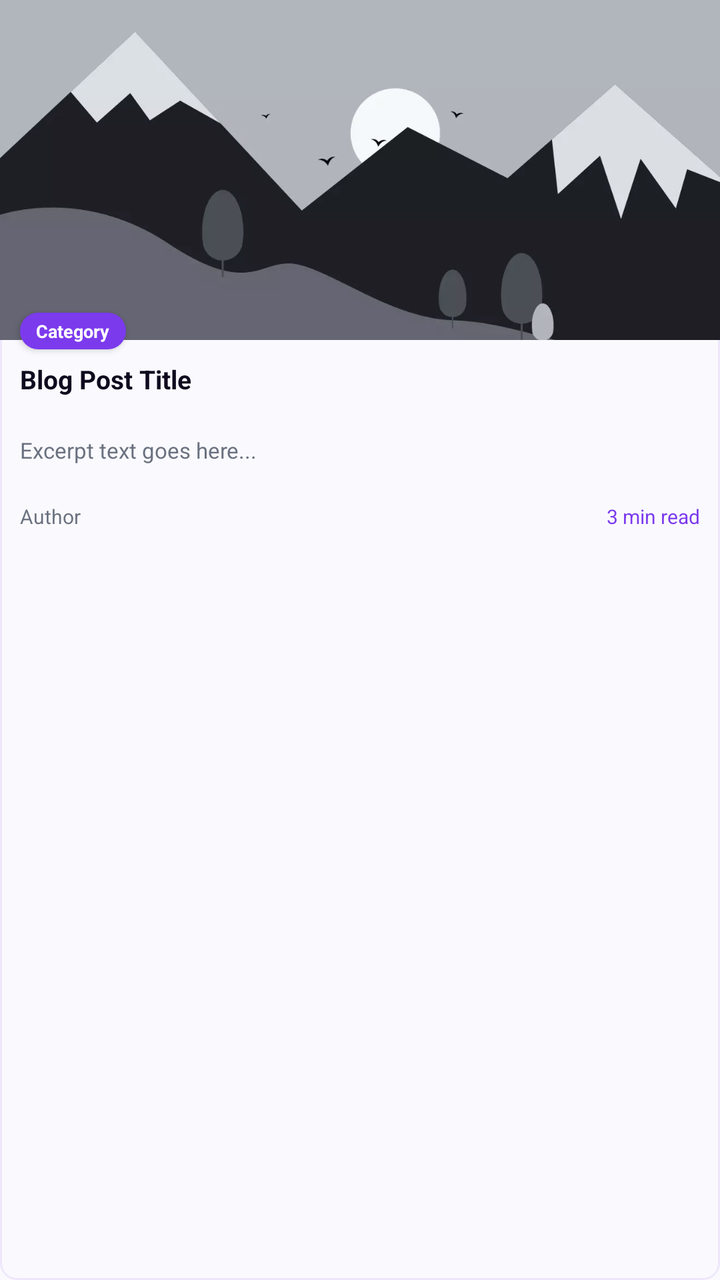
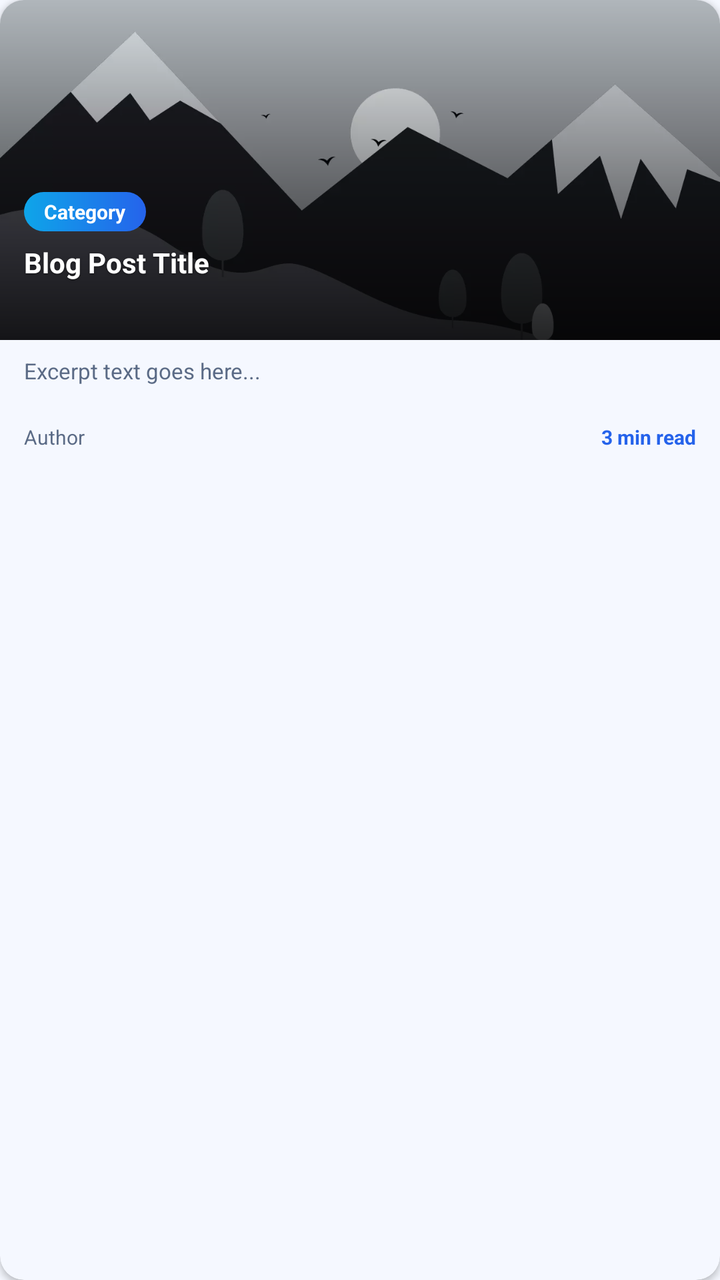

Compare the two renders of this Android layout. The source of the first and the diff that turns it into the second are given below.
<!-- AndroidManifest.xml: application theme AppTheme -->
<!-- res/layout/item_blog_post.xml -->
<?xml version="1.0" encoding="utf-8"?>
<LinearLayout xmlns:android="http://schemas.android.com/apk/res/android"
    xmlns:app="http://schemas.android.com/apk/res-auto"
    android:id="@+id/ll_blog_card"
    android:layout_width="match_parent"
    android:layout_height="wrap_content"
    android:layout_marginStart="@dimen/_8sdp"
    android:layout_marginEnd="@dimen/_8sdp"
    android:layout_marginBottom="@dimen/_10sdp"
    android:background="@drawable/bg_news_card"
    android:orientation="vertical"
    android:clickable="true"
    android:focusable="true">

    
    <ImageView
        android:id="@+id/iv_blog_cover"
        android:layout_width="match_parent"
        android:layout_height="@dimen/_170sdp"
        android:scaleType="centerCrop"
        android:src="@drawable/material_design_default"
        app:hv_corner_radius_top_left="@dimen/_8sdp"
        app:hv_corner_radius_top_right="@dimen/_8sdp" />

    
    <TextView
        android:id="@+id/tv_blog_category"
        android:layout_width="wrap_content"
        android:layout_height="wrap_content"
        android:layout_marginStart="@dimen/_10sdp"
        android:layout_marginTop="@dimen/_n14sdp"
        android:background="@drawable/bg_category_pill"
        android:paddingStart="@dimen/_8sdp"
        android:paddingEnd="@dimen/_8sdp"
        android:paddingTop="@dimen/_3sdp"
        android:paddingBottom="@dimen/_3sdp"
        android:text="Category"
        android:textColor="@color/white"
        android:textSize="@dimen/_9ssp"
        android:textStyle="bold"
        android:elevation="2dp" />

    
    <LinearLayout
        android:layout_width="match_parent"
        android:layout_height="wrap_content"
        android:orientation="vertical"
        android:paddingStart="@dimen/_10sdp"
        android:paddingEnd="@dimen/_10sdp"
        android:paddingTop="@dimen/_6sdp"
        android:paddingBottom="@dimen/_10sdp">

        <TextView
            android:id="@+id/tv_blog_title"
            android:layout_width="match_parent"
            android:layout_height="wrap_content"
            android:lines="2"
            android:ellipsize="end"
            android:text="Blog Post Title"
            android:textColor="?ns_title"
            android:textSize="@dimen/_13ssp"
            android:textStyle="bold"
            android:layout_marginBottom="@dimen/_4sdp" />

        <TextView
            android:id="@+id/tv_blog_excerpt"
            android:layout_width="match_parent"
            android:layout_height="wrap_content"
            android:lines="2"
            android:ellipsize="end"
            android:text="Excerpt text goes here..."
            android:textColor="?ns_title_sub"
            android:textSize="@dimen/_11ssp"
            android:layout_marginBottom="@dimen/_6sdp" />

        
        <LinearLayout
            android:layout_width="match_parent"
            android:layout_height="wrap_content"
            android:orientation="horizontal"
            android:gravity="center_vertical">

            <TextView
                android:id="@+id/tv_blog_author"
                android:layout_width="0dp"
                android:layout_height="wrap_content"
                android:layout_weight="1"
                android:text="Author"
                android:textColor="?ns_title_sub"
                android:textSize="@dimen/_10ssp" />

            <TextView
                android:id="@+id/tv_blog_read_time"
                android:layout_width="wrap_content"
                android:layout_height="wrap_content"
                android:text="3 min read"
                android:textColor="?ns_primary"
                android:textSize="@dimen/_10ssp" />
        </LinearLayout>
    </LinearLayout>

    <RelativeLayout
        android:id="@+id/rl_native_ad"
        android:layout_width="match_parent"
        android:layout_height="wrap_content"
        android:background="?ns_bg"
        android:layout_marginTop="@dimen/_5sdp"
        android:layout_marginBottom="@dimen/_5sdp"
        android:visibility="gone"/>

</LinearLayout>
<!-- resources referenced by this layout -->
<resources>
  <color name="white">#FFFFFFFF</color>
  <dimen name="_10sdp">10dp</dimen>
  <dimen name="_10ssp">10sp</dimen>
  <dimen name="_11ssp">11sp</dimen>
  <dimen name="_13ssp">13sp</dimen>
  <dimen name="_170sdp">170dp</dimen>
  <dimen name="_3sdp">3dp</dimen>
  <dimen name="_4sdp">4dp</dimen>
  <dimen name="_5sdp">5dp</dimen>
  <dimen name="_6sdp">6dp</dimen>
  <dimen name="_8sdp">8dp</dimen>
  <dimen name="_9ssp">9sp</dimen>
  <dimen name="_n14sdp">-14dp</dimen>
  <!-- drawable bg_category_pill (drawable) -->
  <?xml version="1.0" encoding="utf-8"?>
  <shape xmlns:android="http://schemas.android.com/apk/res/android"
      android:shape="rectangle">
      <solid android:color="@color/ns_classic_primary" />
      <corners android:radius="20dp" />
  </shape>
  <!-- drawable bg_news_card (drawable) -->
  <?xml version="1.0" encoding="utf-8"?>
  <shape xmlns:android="http://schemas.android.com/apk/res/android"
      android:shape="rectangle">
  
      <solid android:color="?ns_bg" />
      <corners android:radius="@dimen/_8sdp" />
      <stroke
          android:width="@dimen/_1sdp"
          android:color="?ns_border" />
  
  </shape>
  <color name="ns_classic_primary">#7C3AED</color>
  <dimen name="_1sdp">1dp</dimen>
  <color name="zumi_violet_dark">#5B21B6</color>
  <color name="zumi_cyan">#06B6D4</color>
  <color name="ns_classic_bg">#FAFAFE</color>
  <color name="ns_classic_body_dark">#0F0A1E</color>
  <color name="ns_classic_primary_sub">#267C3AED</color>
  <color name="ns_classic_bg_sub">#F0EEFF</color>
  <color name="ns_classic_title">#0F0A1E</color>
  <color name="ns_classic_title_sub">#6B7280</color>
  <color name="ns_classic_border">#1A7C3AED</color>
  <!-- drawable ic_arrow_left (drawable) -->
  <?xml version="1.0" encoding="utf-8"?>
  <vector xmlns:android="http://schemas.android.com/apk/res/android"
      android:width="@dimen/_24sdp"
      android:height="@dimen/_24sdp"
      android:viewportWidth="24"
      android:viewportHeight="24">
    <path
        android:pathData="M11.1,7.94L8.48,10.56C7.71,11.33 7.71,12.59 8.48,13.36L15,19.87"
        android:strokeLineJoin="round"
        android:strokeWidth="1.5"
        android:fillColor="#00000000"
        android:strokeColor="?ns_icon_color"
        android:strokeLineCap="round"/>
    <path
        android:pathData="M15,4.04L13.96,5.08"
        android:strokeLineJoin="round"
        android:strokeWidth="1.5"
        android:fillColor="#00000000"
        android:strokeColor="?ns_icon_color"
        android:strokeLineCap="round"/>
  </vector>
  <color name="ns_classic_danger_btn">#E5E7EB</color>
  <color name="ns_classic_surface">#F0EEFF</color>
  <dimen name="_24sdp">24dp</dimen>
  <!-- unchanged entries left out for length: 2 -->
</resources>

<!-- the commit's change to res/layout/item_blog_post.xml (unified diff, before → after) -->
@@ -1,111 +1,140 @@
 <?xml version="1.0" encoding="utf-8"?>
-<LinearLayout xmlns:android="http://schemas.android.com/apk/res/android"
+<androidx.cardview.widget.CardView xmlns:android="http://schemas.android.com/apk/res/android"
     xmlns:app="http://schemas.android.com/apk/res-auto"
     android:id="@+id/ll_blog_card"
     android:layout_width="match_parent"
     android:layout_height="wrap_content"
-    android:layout_marginStart="@dimen/_8sdp"
-    android:layout_marginEnd="@dimen/_8sdp"
-    android:layout_marginBottom="@dimen/_10sdp"
-    android:background="@drawable/bg_news_card"
-    android:orientation="vertical"
+    android:layout_marginStart="@dimen/_10sdp"
+    android:layout_marginEnd="@dimen/_10sdp"
+    android:layout_marginBottom="@dimen/_12sdp"
+    app:cardCornerRadius="@dimen/_12sdp"
+    app:cardElevation="@dimen/_2sdp"
+    app:cardBackgroundColor="?ns_bg"
+    app:cardPreventCornerOverlap="false"
     android:clickable="true"
     android:focusable="true">
 
-    
-    <ImageView
-        android:id="@+id/iv_blog_cover"
-        android:layout_width="match_parent"
-        android:layout_height="@dimen/_170sdp"
-        android:scaleType="centerCrop"
-        android:src="@drawable/material_design_default"
-        app:hv_corner_radius_top_left="@dimen/_8sdp"
-        app:hv_corner_radius_top_right="@dimen/_8sdp" />
-
-    
-    <TextView
-        android:id="@+id/tv_blog_category"
-        android:layout_width="wrap_content"
-        android:layout_height="wrap_content"
-        android:layout_marginStart="@dimen/_10sdp"
-        android:layout_marginTop="@dimen/_n14sdp"
-        android:background="@drawable/bg_category_pill"
-        android:paddingStart="@dimen/_8sdp"
-        android:paddingEnd="@dimen/_8sdp"
-        android:paddingTop="@dimen/_3sdp"
-        android:paddingBottom="@dimen/_3sdp"
-        android:text="Category"
-        android:textColor="@color/white"
-        android:textSize="@dimen/_9ssp"
-        android:textStyle="bold"
-        android:elevation="2dp" />
-
-    
     <LinearLayout
         android:layout_width="match_parent"
         android:layout_height="wrap_content"
-        android:orientation="vertical"
-        android:paddingStart="@dimen/_10sdp"
-        android:paddingEnd="@dimen/_10sdp"
-        android:paddingTop="@dimen/_6sdp"
-        android:paddingBottom="@dimen/_10sdp">
+        android:orientation="vertical">
 
-        <TextView
-            android:id="@+id/tv_blog_title"
+        
+        <FrameLayout
             android:layout_width="match_parent"
-            android:layout_height="wrap_content"
-            android:lines="2"
-            android:ellipsize="end"
-            android:text="Blog Post Title"
-            android:textColor="?ns_title"
-            android:textSize="@dimen/_13ssp"
-            android:textStyle="bold"
-            android:layout_marginBottom="@dimen/_4sdp" />
+            android:layout_height="@dimen/_170sdp">
 
-        <TextView
-            android:id="@+id/tv_blog_excerpt"
-            android:layout_width="match_parent"
-            android:layout_height="wrap_content"
-            android:lines="2"
-            android:ellipsize="end"
-            android:text="Excerpt text goes here..."
-            android:textColor="?ns_title_sub"
-            android:textSize="@dimen/_11ssp"
-            android:layout_marginBottom="@dimen/_6sdp" />
+            <com.google.android.material.imageview.ShapeableImageView
+                android:id="@+id/iv_blog_cover"
+                android:layout_width="match_parent"
+                android:layout_height="match_parent"
+                android:scaleType="centerCrop"
+                android:src="@drawable/material_design_default"
+                app:shapeAppearanceOverlay="@style/ZunoTechShapeCardTop" />
+
+            <View
+                android:layout_width="match_parent"
+                android:layout_height="match_parent"
+                android:background="@drawable/bg_image_scrim" />
+
+            <LinearLayout
+                android:layout_width="match_parent"
+                android:layout_height="wrap_content"
+                android:layout_gravity="bottom"
+                android:orientation="vertical"
+                android:paddingStart="@dimen/_12sdp"
+                android:paddingEnd="@dimen/_12sdp"
+                android:paddingBottom="@dimen/_12sdp">
+
+                <TextView
+                    android:id="@+id/tv_blog_category"
+                    android:layout_width="wrap_content"
+                    android:layout_height="wrap_content"
+                    android:layout_marginBottom="@dimen/_6sdp"
+                    android:background="@drawable/bg_category_pill"
+                    android:paddingStart="@dimen/_10sdp"
+                    android:paddingEnd="@dimen/_10sdp"
+                    android:paddingTop="@dimen/_3sdp"
+                    android:paddingBottom="@dimen/_3sdp"
+                    android:text="Category"
+                    android:textColor="@color/white"
+                    android:textSize="@dimen/_10ssp"
+                    android:textStyle="bold" />
+
+                <TextView
+                    android:id="@+id/tv_blog_title"
+                    android:layout_width="match_parent"
+                    android:layout_height="wrap_content"
+                    android:lines="2"
+                    android:ellipsize="end"
+                    android:text="Blog Post Title"
+                    android:textColor="@color/white"
+                    android:textSize="@dimen/_14ssp"
+                    android:textStyle="bold"
+                    android:lineSpacingExtra="@dimen/_1sdp"
+                    android:shadowColor="#80000000"
+                    android:shadowDx="0"
+                    android:shadowDy="1"
+                    android:shadowRadius="2" />
+            </LinearLayout>
+        </FrameLayout>
 
         
         <LinearLayout
             android:layout_width="match_parent"
             android:layout_height="wrap_content"
-            android:orientation="horizontal"
-            android:gravity="center_vertical">
+            android:orientation="vertical"
+            android:paddingStart="@dimen/_12sdp"
+            android:paddingEnd="@dimen/_12sdp"
+            android:paddingTop="@dimen/_8sdp"
+            android:paddingBottom="@dimen/_12sdp">
 
             <TextView
-                android:id="@+id/tv_blog_author"
-                android:layout_width="0dp"
+                android:id="@+id/tv_blog_excerpt"
+                android:layout_width="match_parent"
                 android:layout_height="wrap_content"
-                android:layout_weight="1"
-                android:text="Author"
+                android:lines="2"
+                android:ellipsize="end"
+                android:text="Excerpt text goes here..."
                 android:textColor="?ns_title_sub"
-                android:textSize="@dimen/_10ssp" />
+                android:textSize="@dimen/_11ssp"
+                android:layout_marginBottom="@dimen/_6sdp" />
 
-            <TextView
-                android:id="@+id/tv_blog_read_time"
-                android:layout_width="wrap_content"
+            <LinearLayout
+                android:layout_width="match_parent"
                 android:layout_height="wrap_content"
-                android:text="3 min read"
-                android:textColor="?ns_primary"
-                android:textSize="@dimen/_10ssp" />
+                android:orientation="horizontal"
+                android:gravity="center_vertical">
+
+                <TextView
+                    android:id="@+id/tv_blog_author"
+                    android:layout_width="0dp"
+                    android:layout_height="wrap_content"
+                    android:layout_weight="1"
+                    android:text="Author"
+                    android:textColor="?ns_title_sub"
+                    android:textSize="@dimen/_10ssp" />
+
+                <TextView
+                    android:id="@+id/tv_blog_read_time"
+                    android:layout_width="wrap_content"
+                    android:layout_height="wrap_content"
+                    android:text="3 min read"
+                    android:textColor="?ns_primary"
+                    android:textSize="@dimen/_10ssp"
+                    android:textStyle="bold" />
+            </LinearLayout>
         </LinearLayout>
+
+        <RelativeLayout
+            android:id="@+id/rl_native_ad"
+            android:layout_width="match_parent"
+            android:layout_height="wrap_content"
+            android:background="?ns_bg"
+            android:layout_marginTop="@dimen/_5sdp"
+            android:layout_marginBottom="@dimen/_5sdp"
+            android:visibility="gone" />
+
     </LinearLayout>
 
-    <RelativeLayout
-        android:id="@+id/rl_native_ad"
-        android:layout_width="match_parent"
-        android:layout_height="wrap_content"
-        android:background="?ns_bg"
-        android:layout_marginTop="@dimen/_5sdp"
-        android:layout_marginBottom="@dimen/_5sdp"
-        android:visibility="gone"/>
-
-</LinearLayout>
+</androidx.cardview.widget.CardView>
<!-- resource entries referenced after the edit -->
@@ -4,70 +4,67 @@
   <dimen name="_10sdp">10dp</dimen>
   <dimen name="_10ssp">10sp</dimen>
   <dimen name="_11ssp">11sp</dimen>
-  <dimen name="_13ssp">13sp</dimen>
+  <dimen name="_12sdp">12dp</dimen>
+  <dimen name="_14ssp">14sp</dimen>
   <dimen name="_170sdp">170dp</dimen>
   <dimen name="_3sdp">3dp</dimen>
-  <dimen name="_4sdp">4dp</dimen>
   <dimen name="_5sdp">5dp</dimen>
   <dimen name="_6sdp">6dp</dimen>
   <dimen name="_8sdp">8dp</dimen>
-  <dimen name="_9ssp">9sp</dimen>
-  <dimen name="_n14sdp">-14dp</dimen>
   <!-- drawable bg_category_pill (drawable) -->
   <?xml version="1.0" encoding="utf-8"?>
   <shape xmlns:android="http://schemas.android.com/apk/res/android"
       android:shape="rectangle">
-      <solid android:color="@color/ns_classic_primary" />
+      <gradient
+          android:angle="0"
+          android:startColor="#0EA5E9"
+          android:endColor="#2563EB"
+          android:type="linear" />
       <corners android:radius="20dp" />
   </shape>
-  <!-- drawable bg_news_card (drawable) -->
+  <!-- drawable bg_image_scrim (drawable) -->
   <?xml version="1.0" encoding="utf-8"?>
   <shape xmlns:android="http://schemas.android.com/apk/res/android"
       android:shape="rectangle">
-  
-      <solid android:color="?ns_bg" />
-      <corners android:radius="@dimen/_8sdp" />
-      <stroke
-          android:width="@dimen/_1sdp"
-          android:color="?ns_border" />
-  
+      <gradient
+          android:angle="270"
+          android:startColor="#00000000"
+          android:endColor="#CC000000"
+          android:type="linear" />
   </shape>
-  <color name="ns_classic_primary">#7C3AED</color>
+  <style name="ZunoTechShapeCardTop">
+          <item name="cornerFamily">rounded</item>
+          <item name="cornerSizeTopLeft">@dimen/_10sdp</item>
+          <item name="cornerSizeTopRight">@dimen/_10sdp</item>
+      </style>
+  <color name="ns_classic_primary">#2563EB</color>
   <dimen name="_1sdp">1dp</dimen>
-  <color name="zumi_violet_dark">#5B21B6</color>
-  <color name="zumi_cyan">#06B6D4</color>
-  <color name="ns_classic_bg">#FAFAFE</color>
-  <color name="ns_classic_body_dark">#0F0A1E</color>
-  <color name="ns_classic_primary_sub">#267C3AED</color>
-  <color name="ns_classic_bg_sub">#F0EEFF</color>
-  <color name="ns_classic_title">#0F0A1E</color>
-  <color name="ns_classic_title_sub">#6B7280</color>
-  <color name="ns_classic_border">#1A7C3AED</color>
+  <dimen name="_2sdp">2dp</dimen>
+  <color name="zumi_violet_dark">#1E40AF</color>
+  <color name="zumi_cyan">#0EA5E9</color>
+  <color name="ns_classic_bg">#F5F8FF</color>
+  <color name="ns_classic_body_dark">#0B1B3A</color>
+  <color name="ns_classic_primary_sub">#222563EB</color>
+  <color name="ns_classic_bg_sub">#E8EEFC</color>
+  <color name="ns_classic_title">#0B1B3A</color>
+  <color name="ns_classic_title_sub">#5B6B86</color>
+  <color name="ns_classic_border">#1A2563EB</color>
   <!-- drawable ic_arrow_left (drawable) -->
   <?xml version="1.0" encoding="utf-8"?>
   <vector xmlns:android="http://schemas.android.com/apk/res/android"
-      android:width="@dimen/_24sdp"
-      android:height="@dimen/_24sdp"
+      android:width="24dp"
+      android:height="24dp"
       android:viewportWidth="24"
       android:viewportHeight="24">
-    <path
-        android:pathData="M11.1,7.94L8.48,10.56C7.71,11.33 7.71,12.59 8.48,13.36L15,19.87"
-        android:strokeLineJoin="round"
-        android:strokeWidth="1.5"
-        android:fillColor="#00000000"
-        android:strokeColor="?ns_icon_color"
-        android:strokeLineCap="round"/>
-    <path
-        android:pathData="M15,4.04L13.96,5.08"
-        android:strokeLineJoin="round"
-        android:strokeWidth="1.5"
-        android:fillColor="#00000000"
-        android:strokeColor="?ns_icon_color"
-        android:strokeLineCap="round"/>
+      <path
+          android:strokeColor="@color/white"
+          android:strokeWidth="2"
+          android:strokeLineCap="round"
+          android:strokeLineJoin="round"
+          android:pathData="M15,6 L9,12 L15,18" />
   </vector>
-  <color name="ns_classic_danger_btn">#E5E7EB</color>
-  <color name="ns_classic_surface">#F0EEFF</color>
-  <dimen name="_24sdp">24dp</dimen>
+  <color name="ns_classic_danger_btn">#E2E8F0</color>
+  <color name="ns_classic_surface">#E8EEFC</color>
   <!-- unchanged entries left out for length: 2 -->
 </resources>
 
